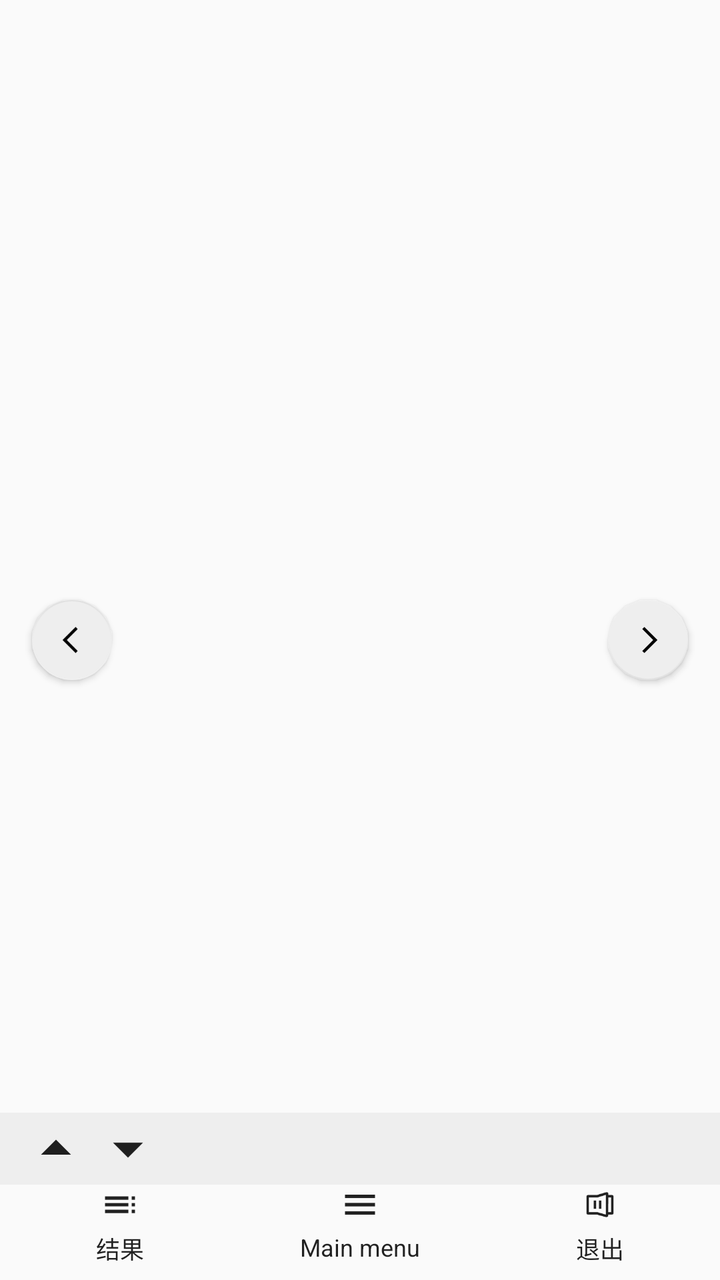
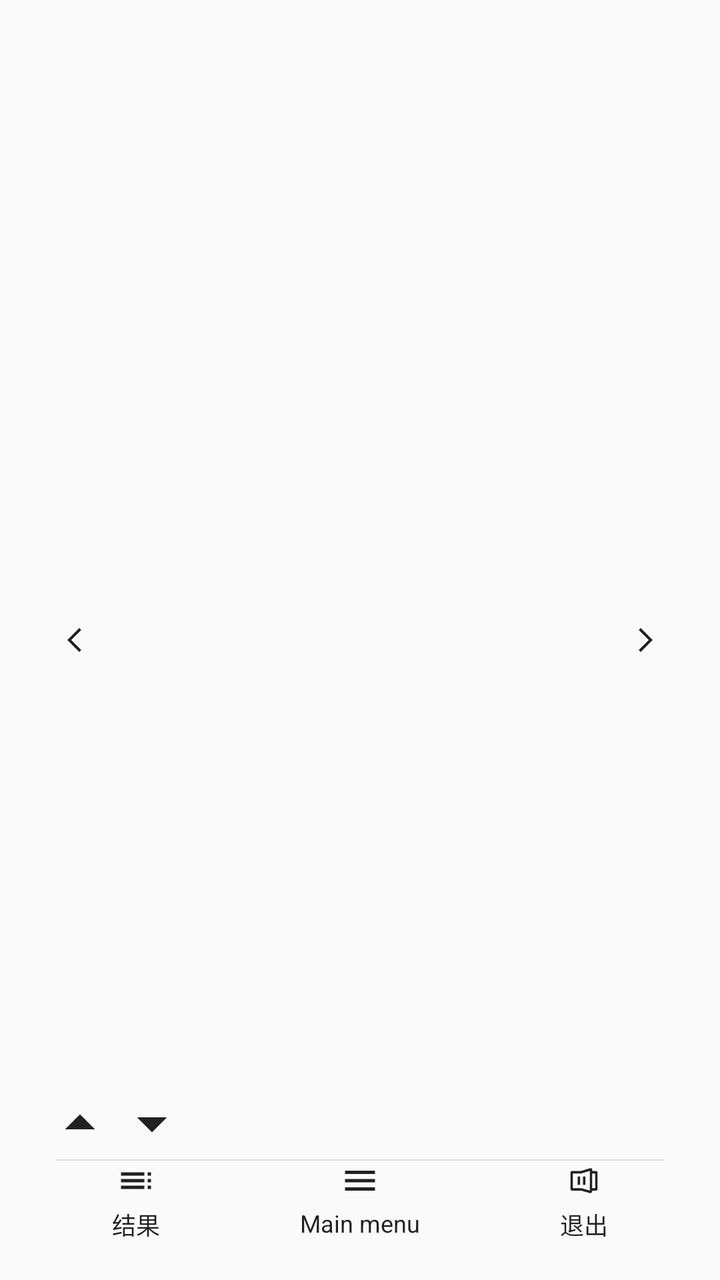

Screens rendered from an Android XML layout before and after an edit, with the pre-edit source and the edit as a unified diff.
<!-- AndroidManifest.xml: application theme AppTheme.Light -->
<!-- res/layout/view_search_menu.xml -->
<?xml version="1.0" encoding="utf-8"?>
<androidx.constraintlayout.widget.ConstraintLayout xmlns:android="http://schemas.android.com/apk/res/android"
    xmlns:app="http://schemas.android.com/apk/res-auto"
    xmlns:tools="http://schemas.android.com/tools"
    android:layout_width="match_parent"
    android:layout_height="match_parent"
    android:orientation="vertical">

    <View
        android:id="@+id/vw_menu_bg"
        android:layout_width="match_parent"
        android:layout_height="match_parent"
        android:contentDescription="@string/content"
        tools:layout_editor_absoluteX="0dp"
        tools:layout_editor_absoluteY="0dp"
        tools:visibility="invisible" />

    <com.google.android.material.floatingactionbutton.FloatingActionButton
        android:id="@+id/fabLeft"
        android:layout_width="wrap_content"
        android:layout_height="wrap_content"
        android:layout_margin="16dp"
        android:contentDescription="上个结果"
        android:rotation="180"
        android:src="@drawable/ic_arrow_right"
        android:tint="@color/primaryText"
        android:tooltipText="@string/search_content"
        app:backgroundTint="@color/background_menu"
        app:elevation="2dp"
        app:fabSize="mini"
        app:layout_constraintBottom_toBottomOf="parent"
        app:layout_constraintStart_toStartOf="parent"
        app:layout_constraintTop_toTopOf="parent"
        app:pressedTranslationZ="2dp"
        tools:ignore="UnusedAttribute" />

    <com.google.android.material.floatingactionbutton.FloatingActionButton
        android:id="@+id/fabRight"
        android:layout_width="wrap_content"
        android:layout_height="wrap_content"
        android:layout_margin="16dp"
        android:contentDescription="下个结果"
        android:src="@drawable/ic_arrow_right"
        android:tint="@color/primaryText"
        android:tooltipText="@string/search_content"
        app:backgroundTint="@color/background_menu"
        app:elevation="2dp"
        app:fabSize="mini"
        app:layout_constraintBottom_toBottomOf="parent"
        app:layout_constraintEnd_toEndOf="parent"
        app:layout_constraintTop_toTopOf="parent"
        app:pressedTranslationZ="2dp"
        tools:ignore="UnusedAttribute" />

    <LinearLayout
        android:id="@+id/ll_bottom_menu"
        android:layout_width="match_parent"
        android:layout_height="wrap_content"
        android:orientation="vertical"
        app:layout_constraintBottom_toBottomOf="parent">

        <LinearLayout
            android:id="@+id/ll_search_base_info"
            android:layout_width="match_parent"
            android:layout_height="36dp"
            android:background="@color/background_menu"
            android:gravity="center_vertical"
            android:orientation="horizontal"
            android:paddingLeft="10dp"
            android:paddingRight="10dp">

            <androidx.appcompat.widget.AppCompatImageView
                android:id="@+id/iv_search_content_up"
                android:layout_width="36dp"
                android:layout_height="match_parent"
                android:background="?android:attr/selectableItemBackgroundBorderless"
                android:contentDescription="@string/go_to_top"
                android:src="@drawable/ic_arrow_drop_up"
                android:tooltipText="@string/go_to_top"
                app:tint="@color/primaryText"
                tools:ignore="UnusedAttribute" />

            <androidx.appcompat.widget.AppCompatImageView
                android:id="@+id/iv_search_content_down"
                android:layout_width="36dp"
                android:layout_height="match_parent"
                android:background="?android:attr/selectableItemBackgroundBorderless"
                android:contentDescription="@string/go_to_bottom"
                android:src="@drawable/ic_arrow_drop_down"
                android:tooltipText="@string/go_to_bottom"
                app:tint="@color/primaryText"
                tools:ignore="UnusedAttribute" />

            <TextView
                android:id="@+id/tv_current_search_info"
                android:layout_width="0dp"
                android:layout_height="match_parent"
                android:layout_weight="1"
                android:background="?android:attr/selectableItemBackgroundBorderless"
                android:ellipsize="middle"
                android:gravity="center_vertical"
                android:paddingLeft="10dp"
                android:paddingRight="10dp"
                android:fontFamily="monospace"
                android:letterSpacing="0.1"
                android:singleLine="true"
                android:textColor="@color/ink_text_sub"
                android:textSize="12sp" />
        </LinearLayout>

        <LinearLayout
            android:id="@+id/ll_bottom_bg"
            android:layout_width="match_parent"
            android:layout_height="wrap_content"
            android:baselineAligned="false"
            android:orientation="horizontal">

            <View
                android:layout_width="0dp"
                android:layout_height="match_parent"
                android:layout_weight="1"
                android:importantForAccessibility="no" />

            
            <LinearLayout
                android:id="@+id/ll_search_results"
                android:layout_width="60dp"
                android:layout_height="wrap_content"
                android:background="?android:attr/selectableItemBackgroundBorderless"
                android:clickable="true"
                android:contentDescription="结果"
                android:focusable="true"
                android:orientation="vertical"
                android:paddingBottom="7dp">


                <androidx.appcompat.widget.AppCompatImageView
                    android:id="@+id/iv_search_results"
                    android:layout_width="match_parent"
                    android:layout_height="0dp"
                    android:layout_weight="1"
                    android:adjustViewBounds="true"
                    android:contentDescription="结果"
                    android:maxHeight="20dp"
                    android:src="@drawable/ic_toc"
                    app:tint="@color/primaryText"
                    tools:ignore="NestedWeights" />

                <TextView
                    android:id="@+id/tv_search_results"
                    android:layout_width="wrap_content"
                    android:layout_height="wrap_content"
                    android:layout_gravity="center_horizontal"
                    android:layout_marginTop="3dp"
                    android:maxLines="1"
                    android:text="结果"
                    android:textColor="@color/primaryText"
                    android:textSize="12sp" />
            </LinearLayout>


            <View
                android:layout_width="0dp"
                android:layout_height="match_parent"
                android:layout_weight="2" />
            
            <LinearLayout
                android:id="@+id/ll_main_menu"
                android:layout_width="60dp"
                android:layout_height="wrap_content"
                android:background="?android:attr/selectableItemBackgroundBorderless"
                android:clickable="true"
                android:contentDescription="@string/main_menu"
                android:focusable="true"
                android:orientation="vertical"
                android:paddingBottom="7dp">

                <androidx.appcompat.widget.AppCompatImageView
                    android:id="@+id/iv_main_menu"
                    android:layout_width="match_parent"
                    android:layout_height="0dp"
                    android:layout_weight="1"
                    android:adjustViewBounds="true"
                    android:contentDescription="@string/main_menu"
                    android:maxHeight="20dp"
                    android:src="@drawable/ic_menu"
                    app:tint="@color/primaryText"
                    tools:ignore="NestedWeights" />

                <TextView
                    android:id="@+id/tv_main_menu"
                    android:layout_width="wrap_content"
                    android:layout_height="wrap_content"
                    android:layout_gravity="center_horizontal"
                    android:layout_marginTop="3dp"
                    android:maxLines="1"
                    android:text="@string/main_menu"
                    android:textColor="@color/primaryText"
                    android:textSize="12sp" />
            </LinearLayout>

            <View
                android:layout_width="0dp"
                android:layout_height="match_parent"
                android:layout_weight="2" />
            
            <LinearLayout
                android:id="@+id/ll_search_exit"
                android:layout_width="60dp"
                android:layout_height="wrap_content"
                android:background="?android:attr/selectableItemBackgroundBorderless"
                android:clickable="true"
                android:contentDescription="退出"
                android:focusable="true"
                android:orientation="vertical"
                android:paddingBottom="7dp">

                <androidx.appcompat.widget.AppCompatImageView
                    android:id="@+id/iv_search_exit"
                    android:layout_width="match_parent"
                    android:layout_height="0dp"
                    android:layout_weight="1"
                    android:adjustViewBounds="true"
                    android:contentDescription="退出"
                    android:maxHeight="20dp"
                    android:src="@drawable/ic_auto_page_stop"
                    app:tint="@color/primaryText"
                    tools:ignore="NestedWeights" />

                <TextView
                    android:id="@+id/tv_search_exit"
                    android:layout_width="wrap_content"
                    android:layout_height="wrap_content"
                    android:layout_gravity="center_horizontal"
                    android:layout_marginTop="3dp"
                    android:maxLines="1"
                    android:text="退出"
                    android:textColor="@color/primaryText"
                    android:textSize="12sp" />
            </LinearLayout>

            
            
            
            
            
            
            
            
            
            
            
            
            
            
            

            
            
            
            
            
            
            
            
            

            
            
            
            
            
            
            
            
            
            
            

            <View
                android:layout_width="0dp"
                android:layout_height="match_parent"
                android:layout_weight="1"
                android:importantForAccessibility="no" />

        </LinearLayout>

    </LinearLayout>

</androidx.constraintlayout.widget.ConstraintLayout>
<!-- resources referenced by this layout -->
<resources>
  <color name="background_menu">@color/md_grey_200</color>
  <color name="ink_text_sub">#7A7166</color>
  <color name="primaryText">#de000000</color>
  <!-- drawable ic_arrow_drop_down (drawable) -->
  <vector xmlns:android="http://schemas.android.com/apk/res/android"
      android:width="24dp"
      android:height="24dp"
      android:viewportWidth="24.0"
      android:viewportHeight="24.0">
      <path
          android:fillColor="#FF000000"
          android:pathData="M7,10l5,5 5,-5z" />
  </vector>
  <!-- drawable ic_arrow_drop_up (drawable) -->
  <vector xmlns:android="http://schemas.android.com/apk/res/android"
      android:width="24dp"
      android:height="24dp"
      android:viewportWidth="24.0"
      android:viewportHeight="24.0">
      <path
          android:fillColor="#FF000000"
          android:pathData="M7,14l5,-5 5,5z" />
  </vector>
  <!-- drawable ic_arrow_right (drawable) -->
  <vector xmlns:android="http://schemas.android.com/apk/res/android"
      android:width="64dp"
      android:height="64dp"
      android:viewportWidth="1024"
      android:viewportHeight="1024">
    <path
        android:pathData="M434.94,790.62l-45.25,-45.25L623.04,512l-233.38,-233.38 45.25,-45.25L713.57,512z"
        android:fillColor="#181818"/>
  </vector>
  <!-- drawable ic_menu (drawable) -->
  <vector xmlns:android="http://schemas.android.com/apk/res/android"
      android:width="24dp"
      android:height="24dp"
      android:viewportWidth="24.0"
      android:viewportHeight="24.0">
      <path
          android:fillColor="#FF000000"
          android:pathData="M3,18h18v-2L3,16v2zM3,13h18v-2L3,11v2zM3,6v2h18L21,6L3,6z" />
  </vector>
  <string name="content">Content</string>
  <string name="go_to_bottom">Scroll to the bottom</string>
  <string name="go_to_top">Scroll to the top</string>
  <string name="main_menu">Main menu</string>
  <string name="search_content">Search content</string>
  <style name="AppTheme.Light" parent="Base.AppTheme">
          <item name="actionBarStyle">@style/AppTheme.AppBarOverlay.Light</item>
      </style>
  <color name="md_grey_200">#EEEEEE</color>
  <style name="AppTheme.AppBarOverlay.Light" parent="ThemeOverlay.AppCompat.Light">
          <item name="colorAccent">@color/md_grey_900</item>
      </style>
  <color name="primary">@color/md_light_blue_600</color>
  <color name="primaryDark">@color/md_light_blue_700</color>
  <color name="accent">@color/md_pink_800</color>
  <style name="Style.PopupMenu" parent="Widget.AppCompat.PopupMenu">
          <item name="android:popupBackground">@drawable/bg_popup_menu</item>
      </style>
  <style name="Style.MenuItemText" parent="@android:style/TextAppearance.Widget.IconMenu.Item">
          <item name="android:textColor">@color/menu_color_default</item>
          <item name="android:textSize">16sp</item>
      </style>
  <color name="transparent">#00000000</color>
  <color name="ink_line">#1F2B2722</color>
  <color name="md_grey_900">#212121</color>
  <color name="md_light_blue_600">#039BE5</color>
  <color name="md_light_blue_700">#0288D1</color>
  <color name="md_pink_800">#AD1457</color>
  <!-- drawable bg_popup_menu (drawable) -->
  <?xml version="1.0" encoding="utf-8"?>
  <shape xmlns:android="http://schemas.android.com/apk/res/android"
         android:shape="rectangle">
  
      <solid android:color="@color/background_menu"/>
  
      <corners android:radius="2dp"/>
  
  </shape>
  <color name="menu_color_default">#383838</color>
  <color name="ink_text">#2B2722</color>
  <style name="ink_DialogButton" parent="Widget.AppCompat.Button.ButtonBar.AlertDialog">
          <item name="android:textColor">@color/accent</item>
          <item name="android:textSize">14sp</item>
          <item name="android:textStyle">bold</item>
      </style>
  <color name="ink_card">#FFFDF8</color>
  <!-- unchanged entries left out for length: 5 -->
</resources>

<!-- the commit's change to res/layout/view_search_menu.xml (unified diff, before → after) -->
@@ -1,4 +1,5 @@
 <?xml version="1.0" encoding="utf-8"?>
+
 <androidx.constraintlayout.widget.ConstraintLayout xmlns:android="http://schemas.android.com/apk/res/android"
     xmlns:app="http://schemas.android.com/apk/res-auto"
     xmlns:tools="http://schemas.android.com/tools"
@@ -15,55 +16,61 @@
         tools:layout_editor_absoluteY="0dp"
         tools:visibility="invisible" />
 
-    <com.google.android.material.floatingactionbutton.FloatingActionButton
+    <androidx.appcompat.widget.AppCompatImageView
         android:id="@+id/fabLeft"
-        android:layout_width="wrap_content"
-        android:layout_height="wrap_content"
+        android:layout_width="44dp"
+        android:layout_height="44dp"
+        android:clickable="true"
+        android:elevation="4dp"
+        android:focusable="true"
+        android:padding="11dp"
         android:layout_margin="16dp"
         android:contentDescription="上个结果"
         android:rotation="180"
         android:src="@drawable/ic_arrow_right"
-        android:tint="@color/primaryText"
+        app:tint="@color/primaryText"
         android:tooltipText="@string/search_content"
-        app:backgroundTint="@color/background_menu"
-        app:elevation="2dp"
-        app:fabSize="mini"
         app:layout_constraintBottom_toBottomOf="parent"
         app:layout_constraintStart_toStartOf="parent"
         app:layout_constraintTop_toTopOf="parent"
-        app:pressedTranslationZ="2dp"
         tools:ignore="UnusedAttribute" />
 
-    <com.google.android.material.floatingactionbutton.FloatingActionButton
+    <androidx.appcompat.widget.AppCompatImageView
         android:id="@+id/fabRight"
-        android:layout_width="wrap_content"
-        android:layout_height="wrap_content"
+        android:layout_width="44dp"
+        android:layout_height="44dp"
+        android:clickable="true"
+        android:elevation="4dp"
+        android:focusable="true"
+        android:padding="11dp"
         android:layout_margin="16dp"
         android:contentDescription="下个结果"
         android:src="@drawable/ic_arrow_right"
-        android:tint="@color/primaryText"
+        app:tint="@color/primaryText"
         android:tooltipText="@string/search_content"
-        app:backgroundTint="@color/background_menu"
-        app:elevation="2dp"
-        app:fabSize="mini"
         app:layout_constraintBottom_toBottomOf="parent"
         app:layout_constraintEnd_toEndOf="parent"
         app:layout_constraintTop_toTopOf="parent"
-        app:pressedTranslationZ="2dp"
         tools:ignore="UnusedAttribute" />
 
     <LinearLayout
         android:id="@+id/ll_bottom_menu"
-        android:layout_width="match_parent"
+        android:layout_width="0dp"
         android:layout_height="wrap_content"
+        android:layout_marginLeft="12dp"
+        android:layout_marginRight="12dp"
+        android:layout_marginBottom="12dp"
+        android:elevation="8dp"
         android:orientation="vertical"
-        app:layout_constraintBottom_toBottomOf="parent">
+        android:paddingTop="4dp"
+        app:layout_constraintBottom_toBottomOf="parent"
+        app:layout_constraintEnd_toEndOf="parent"
+        app:layout_constraintStart_toStartOf="parent">
 
         <LinearLayout
             android:id="@+id/ll_search_base_info"
             android:layout_width="match_parent"
             android:layout_height="36dp"
-            android:background="@color/background_menu"
             android:gravity="center_vertical"
             android:orientation="horizontal"
             android:paddingLeft="10dp"
@@ -107,6 +114,15 @@
                 android:textColor="@color/ink_text_sub"
                 android:textSize="12sp" />
         </LinearLayout>
+
+        <View
+            android:id="@+id/vw_rd3_card_line"
+            android:layout_width="match_parent"
+            android:layout_height="0.5dp"
+            android:layout_marginLeft="16dp"
+            android:layout_marginRight="16dp"
+            android:background="@color/ink_line"
+            android:importantForAccessibility="no" />
 
         <LinearLayout
             android:id="@+id/ll_bottom_bg"
